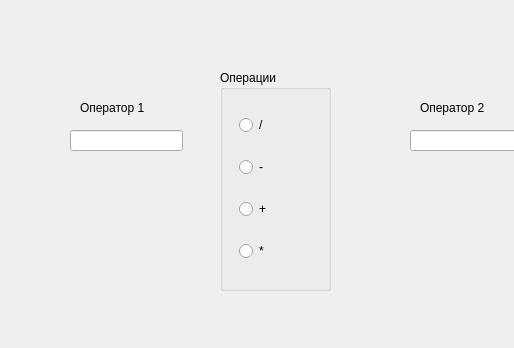
Feral4es/QtLabs, file lr2/mainwindow.ui: the form before one commit; both pictures show x 0 to 514 and y 0 to 348 of the 800 by 600 pixel window.
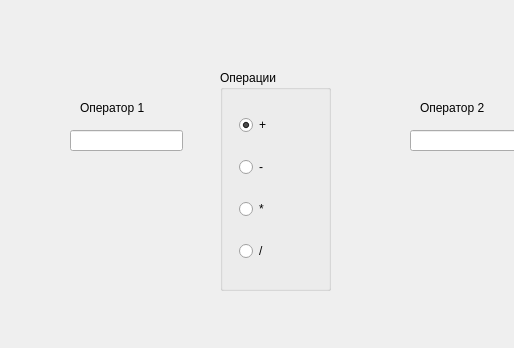
The form after the commit.

Diff of the .ui file:
```diff
--- a/lr2/mainwindow.ui
+++ b/lr2/mainwindow.ui
@@ -101,25 +101,21 @@
       </rect>
      </property>
      <layout class="QVBoxLayout" name="verticalLayout">
-      <item>
-       <widget class="QRadioButton" name="radioButton_div">
-        <property name="text">
-         <string>/</string>
-        </property>
-       </widget>
-      </item>
-      <item>
-       <widget class="QRadioButton" name="radioButton_min">
-        <property name="text">
-         <string>-</string>
-        </property>
-       </widget>
-      </item>
       <item>
        <widget class="QRadioButton" name="radioButton_plus">
         <property name="text">
          <string>+</string>
         </property>
+        <property name="checked">
+         <bool>true</bool>
+        </property>
+       </widget>
+      </item>
+      <item>
+       <widget class="QRadioButton" name="radioButton_min">
+        <property name="text">
+         <string>-</string>
+        </property>
        </widget>
       </item>
       <item>
@@ -129,6 +125,16 @@
         </property>
        </widget>
       </item>
+      <item>
+       <widget class="QRadioButton" name="radioButton_div">
+        <property name="text">
+         <string>/</string>
+        </property>
+        <property name="checked">
+         <bool>false</bool>
+        </property>
+       </widget>
+      </item>
      </layout>
     </widget>
    </widget>
```
Left out of the diff: 2 changed lines with no effect on the pictures.
